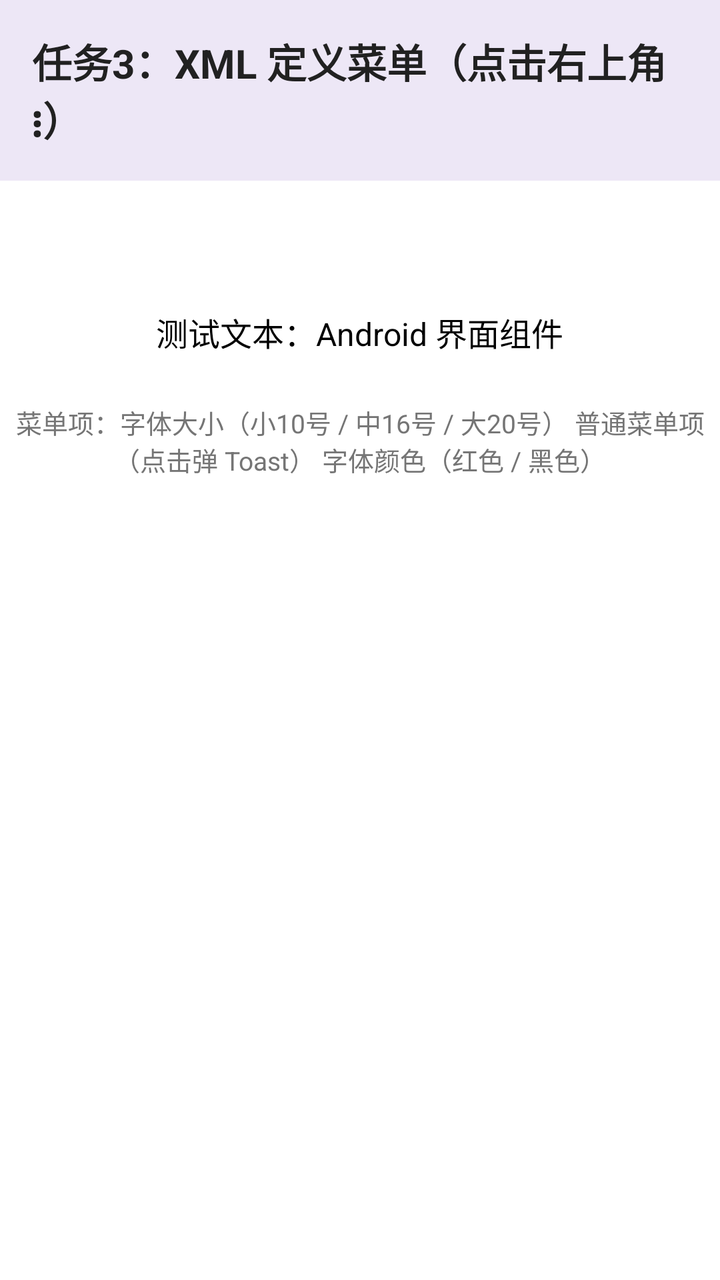
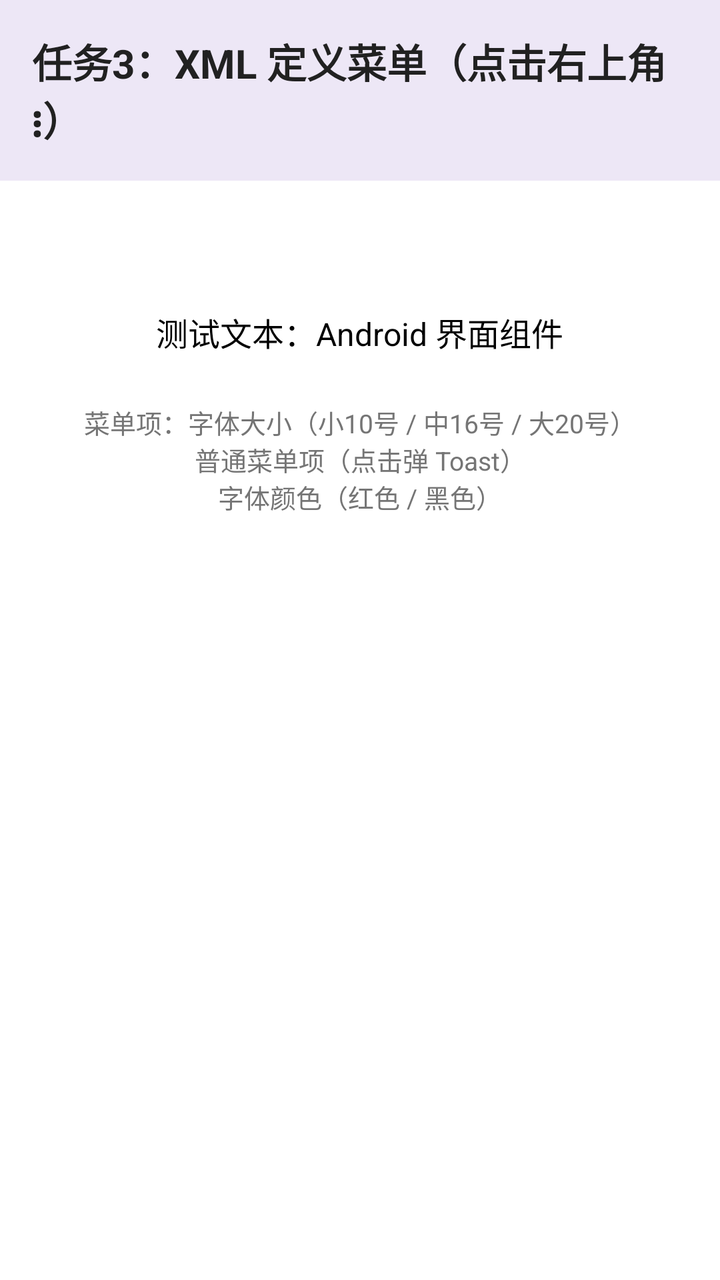

Screens rendered from an Android XML layout before and after an edit, with the pre-edit source and the edit as a unified diff.
<!-- AndroidManifest.xml: activity theme Theme.UI_Components.Menu -->
<!-- res/layout/activity_menu.xml -->
<?xml version="1.0" encoding="utf-8"?>
<LinearLayout xmlns:android="http://schemas.android.com/apk/res/android"
    android:id="@+id/root"
    android:layout_width="match_parent"
    android:layout_height="match_parent"
    android:background="@color/white"
    android:orientation="vertical">

    <TextView
        android:layout_width="match_parent"
        android:layout_height="wrap_content"
        android:background="@color/header_bg"
        android:padding="16dp"
        android:text="任务3：XML 定义菜单（点击右上角 ⋮）"
        android:textColor="#FF212121"
        android:textSize="20sp"
        android:textStyle="bold" />

    <TextView
        android:id="@+id/tv_test"
        android:layout_width="wrap_content"
        android:layout_height="wrap_content"
        android:layout_gravity="center_horizontal"
        android:layout_marginTop="64dp"
        android:text="测试文本：Android 界面组件"
        android:textColor="#FF000000"
        android:textSize="16sp" />

    <TextView
        android:layout_width="wrap_content"
        android:layout_height="wrap_content"
        android:layout_gravity="center_horizontal"
        android:layout_marginTop="24dp"
        android:gravity="center"
        android:text="菜单项：字体大小（小10号 / 中16号 / 大20号）
普通菜单项（点击弹 Toast）
字体颜色（红色 / 黑色）"
        android:textColor="#FF757575"
        android:textSize="13sp" />
</LinearLayout>
<!-- resources referenced by this layout -->
<resources>
  <color name="header_bg">#FFEDE7F6</color>
  <color name="white">#FFFFFFFF</color>
  <style name="Theme.UI_Components.Menu" parent="Theme.AppCompat.DayNight.DarkActionBar">
          <item name="colorPrimary">@color/purple_500</item>
      </style>
  <color name="purple_500">#FF6200EE</color>
</resources>

<!-- the commit's change to res/layout/activity_menu.xml (unified diff, before → after) -->
@@ -11,7 +11,7 @@
         android:layout_height="wrap_content"
         android:background="@color/header_bg"
         android:padding="16dp"
-        android:text="任务3：XML 定义菜单（点击右上角 ⋮）"
+        android:text="@string/menu_title"
         android:textColor="#FF212121"
         android:textSize="20sp"
         android:textStyle="bold" />
@@ -22,7 +22,7 @@
         android:layout_height="wrap_content"
         android:layout_gravity="center_horizontal"
         android:layout_marginTop="64dp"
-        android:text="测试文本：Android 界面组件"
+        android:text="@string/menu_test_text"
         android:textColor="#FF000000"
         android:textSize="16sp" />
 
@@ -32,9 +32,7 @@
         android:layout_gravity="center_horizontal"
         android:layout_marginTop="24dp"
         android:gravity="center"
-        android:text="菜单项：字体大小（小10号 / 中16号 / 大20号）
-普通菜单项（点击弹 Toast）
-字体颜色（红色 / 黑色）"
+        android:text="@string/menu_hint"
         android:textColor="#FF757575"
         android:textSize="13sp" />
 </LinearLayout>
<!-- resource entries referenced after the edit -->
@@ -2,6 +2,9 @@
 <resources>
   <color name="header_bg">#FFEDE7F6</color>
   <color name="white">#FFFFFFFF</color>
+  <string name="menu_hint">菜单项：字体大小（小10号 / 中16号 / 大20号）\n普通菜单项（点击弹 Toast）\n字体颜色（红色 / 黑色）</string>
+  <string name="menu_test_text">测试文本：Android 界面组件</string>
+  <string name="menu_title">任务3：XML 定义菜单（点击右上角 ⋮）</string>
   <style name="Theme.UI_Components.Menu" parent="Theme.AppCompat.DayNight.DarkActionBar">
           <item name="colorPrimary">@color/purple_500</item>
       </style>
